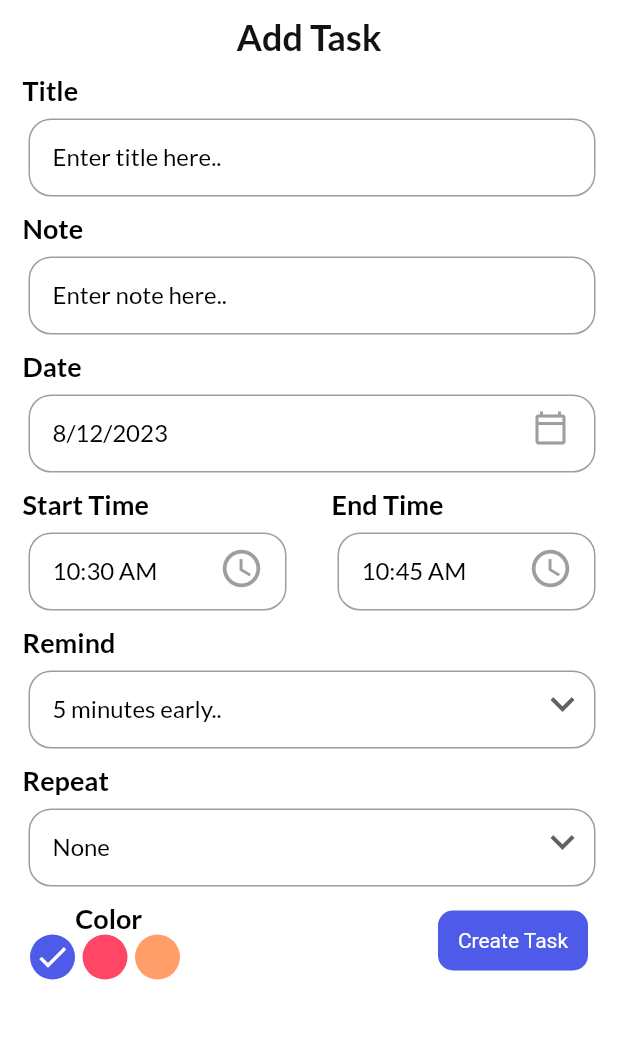
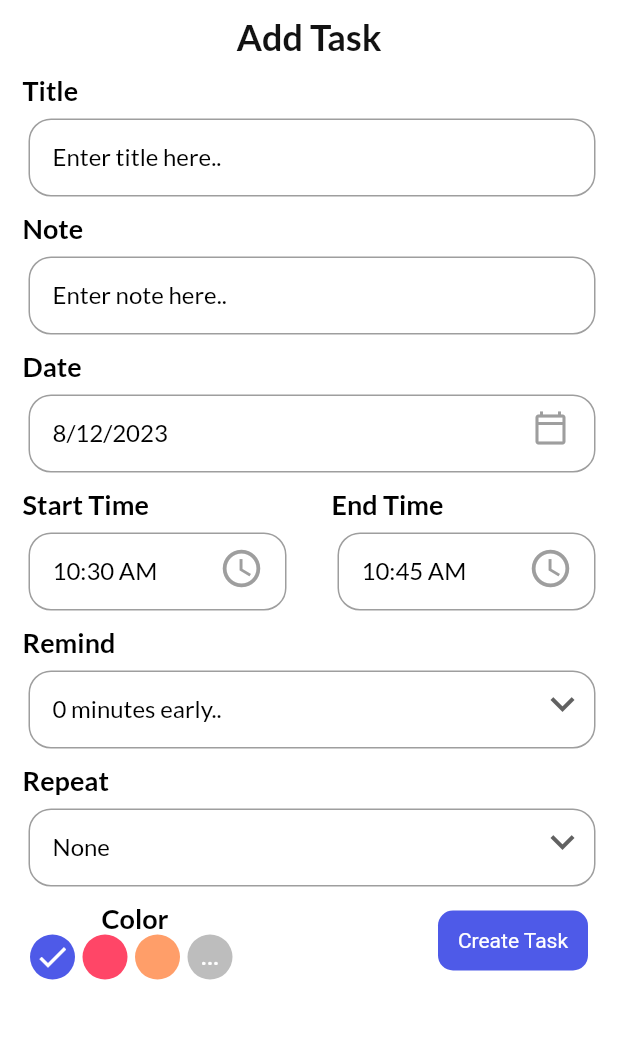
Before and after one commit to Awabmohamed87/ToDo_app, a Flutter app: the screen it shows after launch, after a tap on "+ Add Task", on a phone screen of 412 x 824 dp, the part 84-1123 px from its top. Run offline on Flutter 3.47's test engine with Material 2 defaults, Android fonts, the phone set to English and light mode, and no system bars; our stand-ins replace date_picker_timeline, flutter_colorpicker, flutter_local_notifications, flutter_native_timezone, flutter_staggered_animations, flutter_svg and 6 more; accounts and stored records are empty.

Commit message:
V 1.3
some more tuning

```diff
--- a/todo_application/lib/controllers/task_controller.dart
+++ b/todo_application/lib/controllers/task_controller.dart
@@ -1,11 +1,14 @@
+import 'package:flutter/material.dart';
+
 import 'package:get/get.dart';
+import 'package:intl/intl.dart';
 import 'package:todo_application/models/task.dart';
 
 import '../db/db_helper.dart';
 
 class TaskController extends GetxController {
   RxList<Task> tasksList = <Task>[].obs;
-  var _selectedDate;
+  static String _selectedDate = DateFormat.yMMMEd().format(DateTime.now());
 
   getTasks({selectedDate = ''}) async {
     if (selectedDate != '') _selectedDate = selectedDate;
@@ -20,15 +23,20 @@ class TaskController extends GetxController {
             date: e['date'],
             startTime: e['startTime'],
             endTime: e['endTime'],
-            color: e['color'],
+            color: Color(e['color']),
             remind: e['remind'],
             repeat: e['repeat']))
         .toList());
-    tasksList.removeWhere((element) => element.date != _selectedDate);
+    tasksList.removeWhere((element) =>
+        !isWeekly(element) &&
+        !isMonthly(element) &&
+        element.repeat != 'Daily' &&
+        element.date != _selectedDate);
   }
 
   addTask(Task task) async {
     await DBHelper.insert(task);
+    print(task.date);
     getTasks();
   }
 
@@ -40,4 +48,17 @@ class TaskController extends GetxController {
   updateTask(int id) async {
     await DBHelper.update(id);
   }
+
+  bool isMonthly(Task element) {
+    if (element.repeat != 'Monthly') return false;
+
+    return element.date!.split(',')[1].split(' ')[2] ==
+        _selectedDate.split(',')[1].split(' ')[2];
+  }
+
+  bool isWeekly(Task element) {
+    if (element.repeat != 'Weekly') return false;
+
+    return element.date!.split(',')[0] == _selectedDate.split(',')[0];
+  }
 }
--- a/todo_application/lib/db/db_helper.dart
+++ b/todo_application/lib/db/db_helper.dart
@@ -11,7 +11,6 @@ class DBHelper {
     if (_db == null) {
       try {
         String _path = getDatabasesPath().toString() + 'local_task_db.db';
-        print(_path);
         // open the database
         _db = await openDatabase(_path, version: _version,
             onCreate: (Database db, int version) async {
@@ -23,18 +22,17 @@ class DBHelper {
               ' date TEXT, startTime TEXT, endTime TEXT, repeat TEXT)');
         });
       } catch (e) {
-        print(e);
+        rethrow;
       }
     }
   }
 
   static Future<int> insert(Task task) async {
-    print('inside insert');
     // Insert some records in a transaction
     return await _db!.insert(_tableName, {
       'title': task.title,
       'note': task.note,
-      'color': task.color,
+      'color': task.color!.value,
       'isCompleted': task.isCompleted,
       'remind': task.remind,
       'date': task.date,
--- a/todo_application/lib/models/task.dart
+++ b/todo_application/lib/models/task.dart
@@ -1,3 +1,5 @@
+import 'package:flutter/material.dart';
+
 class Task {
   int? id;
   String? title;
@@ -6,7 +8,7 @@ class Task {
   String? date;
   String? startTime;
   String? endTime;
-  int? color;
+  Color? color;
   int? remind;
   String? repeat;
   Task(
--- a/todo_application/lib/ui/pages/add_task_page.dart
+++ b/todo_application/lib/ui/pages/add_task_page.dart
@@ -1,4 +1,5 @@
 import 'package:flutter/material.dart';
+import 'package:flutter_colorpicker/flutter_colorpicker.dart';
 import 'package:get/get.dart';
 import 'package:intl/intl.dart';
 import 'package:todo_application/controllers/task_controller.dart';
@@ -8,7 +9,8 @@ import 'package:todo_application/ui/widgets/button.dart';
 import 'package:todo_application/ui/widgets/input_field.dart';
 
 class AddTaskPage extends StatefulWidget {
-  const AddTaskPage({Key? key}) : super(key: key);
+  final DateTime selectedDate;
+  const AddTaskPage(this.selectedDate, {Key? key}) : super(key: key);
 
   @override
   State<AddTaskPage> createState() => _AddTaskPageState();
@@ -19,21 +21,26 @@ class _AddTaskPageState extends State<AddTaskPage> {
 
   final TextEditingController _titleController = TextEditingController();
   final TextEditingController _noteController = TextEditingController();
+  Color pickerColor = Colors.grey[400]!;
+  late DateTime _selectedDate;
 
-  DateTime _selectedDate = DateTime.now();
   String _startTime = DateFormat('hh:mm a').format(DateTime.now()).toString();
   String _endTime = DateFormat('hh:mm a')
       .format(DateTime.now().add(const Duration(minutes: 15)))
       .toString();
 
-  int _selectedRemind = 5;
-  List<int> remindList = [5, 10, 15, 20];
+  int _selectedRemind = 0;
+  List<int> remindList = [0, 5, 10, 15, 20];
   String _selectedRepeat = 'None';
   List<String> repeatList = ['None', 'Daily', 'Weekly', 'Monthly'];
 
-  int _selectedColor = 0;
-
-  List<Color> colors = [MyTheme.primaryClr, MyTheme.pinkClr, MyTheme.orangeClr];
+  int _selectedColorIndex = 0;
+  Color? _selectedColor = MyTheme.colors[0];
+  @override
+  void initState() {
+    _selectedDate = widget.selectedDate;
+    super.initState();
+  }
 
   @override
   Widget build(BuildContext context) {
@@ -162,34 +169,60 @@ class _AddTaskPageState extends State<AddTaskPage> {
                       ),
                       Row(
                         mainAxisAlignment: MainAxisAlignment.spaceEvenly,
-                          children: List.generate(
-                              3,
-                              (index) => Padding(
+                        children: [
+                          createColorButton(0),
+                          createColorButton(1),
+                          createColorButton(2),
+                          Padding(
                             padding: const EdgeInsets.only(right: 5),
                             child: GestureDetector(
                               onTap: () {
+                                showDialog(
+                                    context: context,
+                                    builder: (ctx) => AlertDialog(
+                                        title: const Text('Pick a color!'),
+                                        content: SingleChildScrollView(
+                                          child: ColorPicker(
+                                            pickerColor: pickerColor,
+                                            onColorChanged: (newColor) {
                                               setState(() {
-                                          _selectedColor = index;
+                                                pickerColor = newColor;
+                                              });
+                                              MyTheme.colors.add(pickerColor);
+                                              _selectedColor = pickerColor;
+                                            },
+                                          ),
+                                        )));
+                                setState(() {
+                                  _selectedColorIndex = 3;
                                 });
                               },
                               child: Container(
                                 width: 30,
                                 height: 30,
-                                        child: _selectedColor == index
+                                child: _selectedColorIndex == 3
                                     ? const Icon(
                                         Icons.done,
                                         size: 24,
                                         color: Colors.white,
                                         weight: 1200,
                                       )
-                                            : Container(),
-                                        decoration: BoxDecoration(
-                                            color: colors[index],
-                                            borderRadius:
-                                                BorderRadius.circular(50)),
+                                    : const Center(
+                                        child: Text(
+                                          '...',
+                                          style: TextStyle(
+                                              color: Colors.white,
+                                              fontWeight: FontWeight.bold),
                                         ),
                                       ),
-                                  )))
+                                decoration: BoxDecoration(
+                                    color: pickerColor,
+                                    borderRadius: BorderRadius.circular(50)),
+                              ),
+                            ),
+                          ),
+                        ],
+                      )
                     ],
                   ),
                   MyButton(
@@ -205,6 +238,33 @@ class _AddTaskPageState extends State<AddTaskPage> {
       ),
     );
   }
+
+  createColorButton(index) => Padding(
+        padding: const EdgeInsets.only(right: 5),
+        child: GestureDetector(
+          onTap: () {
+            setState(() {
+              _selectedColorIndex = index;
+            });
+            _selectedColor = MyTheme.colors[_selectedColorIndex];
+          },
+          child: Container(
+            width: 30,
+            height: 30,
+            child: _selectedColorIndex == index
+                ? const Icon(
+                    Icons.done,
+                    size: 24,
+                    color: Colors.white,
+                    weight: 1200,
+                  )
+                : Container(),
+            decoration: BoxDecoration(
+                color: MyTheme.colors[index],
+                borderRadius: BorderRadius.circular(50)),
+          ),
+        ),
+      );
 
   createSnackBox(title, content) {
     return Get.snackbar(
@@ -231,7 +291,7 @@ class _AddTaskPageState extends State<AddTaskPage> {
         title: _titleController.text,
         note: _noteController.text,
         isCompleted: 0,
-        date: DateFormat.yMd().format(_selectedDate),
+        date: DateFormat.yMMMEd().format(_selectedDate),
         startTime: _startTime,
         endTime: _endTime,
         color: _selectedColor,
--- a/todo_application/lib/ui/pages/home_page.dart
+++ b/todo_application/lib/ui/pages/home_page.dart
@@ -1,3 +1,5 @@
+import 'dart:io';
+
 import 'package:date_picker_timeline/date_picker_timeline.dart';
 import 'package:flutter/material.dart';
 import 'package:flutter_staggered_animations/flutter_staggered_animations.dart';
@@ -31,10 +33,12 @@ class _HomePageState extends State<HomePage> {
   void initState() {
     super.initState();
     notifyHelper = NotifyHelper();
-    notifyHelper.requestAndroidPermission();
+    if (Platform.isIOS)
+      notifyHelper.requestIOSPermissions();
+    else if (Platform.isAndroid) notifyHelper.requestAndroidPermission();
     notifyHelper.initializeNotification();
     _taskController.getTasks(
-        selectedDate: DateFormat.yMd().format(_selectedDate));
+        selectedDate: DateFormat.yMMMEd().format(_selectedDate));
   }
 
   @override
@@ -42,7 +46,7 @@ class _HomePageState extends State<HomePage> {
     SizeConfig().init(context);
 
     _taskController.getTasks(
-        selectedDate: DateFormat.yMd().format(_selectedDate));
+        selectedDate: DateFormat.yMMMEd().format(_selectedDate));
     return Scaffold(
       backgroundColor: context.theme.colorScheme.background,
       appBar: _appBar(),
@@ -68,10 +72,6 @@ class _HomePageState extends State<HomePage> {
         ),
         onPressed: () {
           ThemeServices().switchTheme();
-
-          notifyHelper.displayNotification(
-              title: 'Notification', body: 'This is your first notification');
-          //Get.to(const NotificationScreen(payload: 'payload|payload|payload'));
         },
       ),
       actions: const [
@@ -99,7 +99,9 @@ class _HomePageState extends State<HomePage> {
               ),
               Text(
                   DateFormat.E().format(_selectedDate) ==
-                          DateFormat.E().format(DateTime.now())
+                              DateFormat.E().format(DateTime.now()) &&
+                          DateTime.now().day == _selectedDate.day &&
+                          DateTime.now().month == _selectedDate.month
                       ? 'Today'
                       : DateFormat.E().format(_selectedDate),
                   style: headingStyle),
@@ -108,9 +110,9 @@ class _HomePageState extends State<HomePage> {
           MyButton(
               label: '+ Add Task',
               onTap: () async {
-                await Get.to(() => const AddTaskPage());
+                await Get.to(() => AddTaskPage(_selectedDate));
                 _taskController.getTasks(
-                    selectedDate: DateFormat.yMd().format(_selectedDate));
+                    selectedDate: DateFormat.yMMMEd().format(_selectedDate));
               }),
         ],
       ),
@@ -129,7 +131,7 @@ class _HomePageState extends State<HomePage> {
           setState(() {
             _selectedDate = newDate;
             _taskController.getTasks(
-                selectedDate: DateFormat.yMd().format(_selectedDate));
+                selectedDate: DateFormat.yMMMEd().format(_selectedDate));
           });
         },
         dayTextStyle: const TextStyle(
@@ -243,29 +245,30 @@ class _HomePageState extends State<HomePage> {
   }
 
   Widget _showTasks() {
-    final tasks = _taskController.tasksList.toList();
+    final RxList<Task> tasks = _taskController.tasksList;
     return tasks.isEmpty
         ? _noTasksMsg()
         : Expanded(
             child: Obx(
               () => ListView.builder(
+                itemCount: tasks.length,
                 scrollDirection: SizeConfig.orientation == Orientation.portrait
                     ? Axis.vertical
                     : Axis.horizontal,
                 itemBuilder: ((context, index) {
-                  final task = _taskController.tasksList[index];
+                  final task = tasks[index];
                   var hour = task.startTime.toString().split(':')[0];
                   var minutes =
                       task.startTime.toString().split(':')[1].split(' ')[0];
                   var tmp =
-                      task.startTime.toString().split(':')[1].split(' ')[0];
+                      task.startTime.toString().split(':')[1].split(' ')[1];
                   notifyHelper.scheduledNotification(
                       tmp == 'AM' ? int.parse(hour) : int.parse(hour) + 12,
                       int.parse(minutes),
                       task);
                   return AnimationConfiguration.staggeredList(
                     position: index,
-                    duration: const Duration(milliseconds: 500),
+                    duration: const Duration(milliseconds: 300),
                     child: SlideAnimation(
                       horizontalOffset: 300,
                       child: FadeInAnimation(
@@ -281,7 +284,6 @@ class _HomePageState extends State<HomePage> {
                     ),
                   );
                 }),
-                itemCount: _taskController.tasksList.toList().length,
               ),
             ),
           );
--- a/todo_application/lib/ui/size_config.dart
+++ b/todo_application/lib/ui/size_config.dart
@@ -10,7 +10,6 @@ class SizeConfig {
   void init(BuildContext context) {
     _mediaQueryData = MediaQuery.of(context);
     screenWidth = _mediaQueryData.size.width;
-    print('$screenWidth');
     screenHeight = _mediaQueryData.size.height;
     orientation = _mediaQueryData.orientation;
   }
--- a/todo_application/lib/ui/theme.dart
+++ b/todo_application/lib/ui/theme.dart
@@ -10,6 +10,11 @@ class MyTheme {
   static const primaryClr = bluishClr;
   static const Color darkGreyClr = Color(0xFF121212);
   static const Color darkHeaderClr = Color(0xFF424242);
+  static List<Color> colors = [
+    MyTheme.primaryClr,
+    MyTheme.pinkClr,
+    MyTheme.orangeClr,
+  ];
 
   static final light = ThemeData(
     colorScheme: ColorScheme.fromSwatch().copyWith(
--- a/todo_application/pubspec.yaml
+++ b/todo_application/pubspec.yaml
@@ -25,6 +25,7 @@ dependencies:
   flutter_staggered_animations: ^1.0.0
   flutter_svg: ^2.0.7
   rxdart: ^0.27.2
+  flutter_colorpicker: ^1.0.3
 
 dev_dependencies:
   flutter_test:
```
Also changed, not shown: todo_application/lib/services/notification_services.dart (+7 -9 lines), todo_application/lib/ui/widgets/task_tile.dart (+6 -5 lines), todo_application/pubspec.lock. Lines whose indentation alone changed are shown as unchanged.
